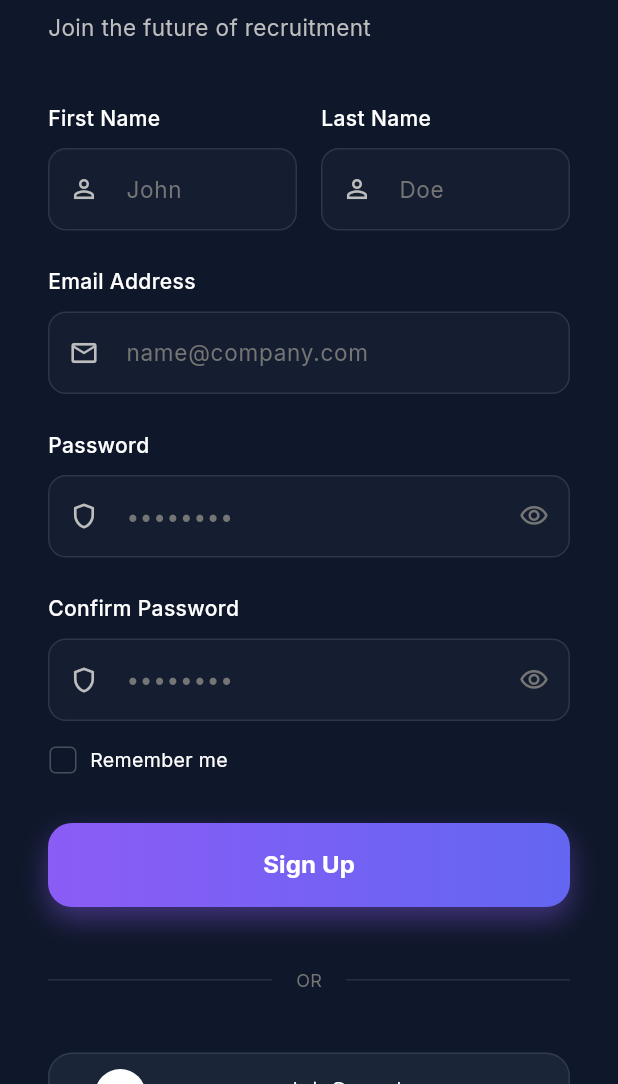
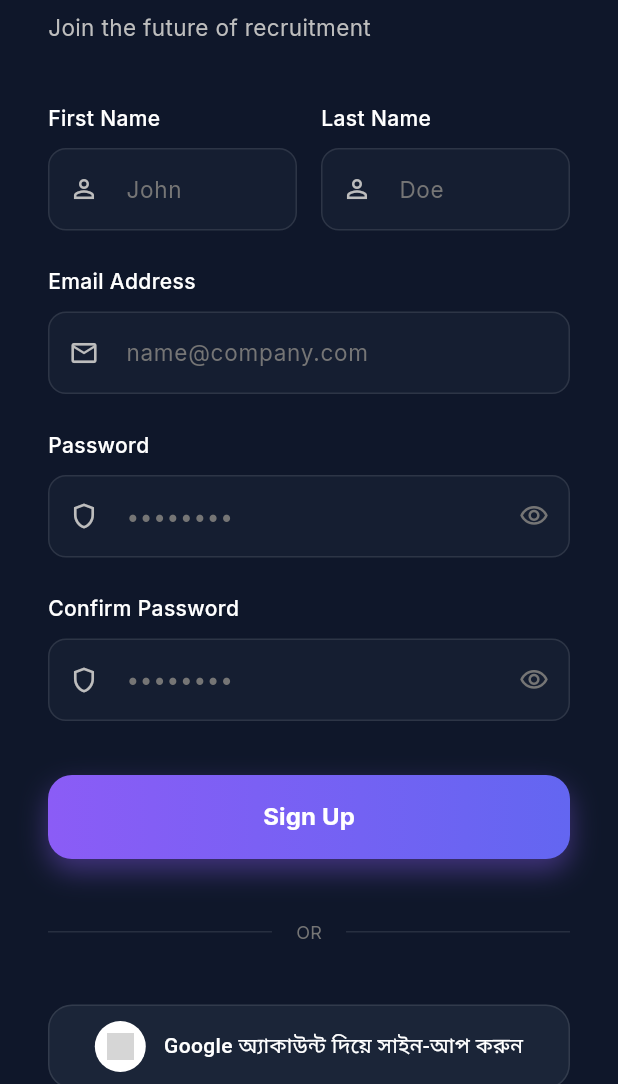
Before and after one commit to Tamimbd2/CvJachaiApp, a Flutter app: the SignupView screen opened by its route, on a phone screen of 412 x 824 dp, the part 152-1236 px from its top. Run offline on Flutter 3.47's test engine with Material 3 defaults, Android fonts, the phone set to English and light mode, and no system bars; our stand-ins replace get, google_fonts; network calls fail; grey boxes are pictures that could not be loaded.

```diff
--- a/lib/app/modules/signup/views/signup_view.dart
+++ b/lib/app/modules/signup/views/signup_view.dart
@@ -82,32 +82,7 @@ class SignupView extends GetView<SignupController> {
               ),
               const SizedBox(height: 16),
 
-              // Remember me
-              Row(
-                children: [
-                  SizedBox(
-                    width: 20,
-                    height: 20,
-                    child: Checkbox(
-                      value: false,
-                      onChanged: (v) {},
-                      side: const BorderSide(color: Colors.white24),
-                      shape: RoundedRectangleBorder(
-                        borderRadius: BorderRadius.circular(4),
-                      ),
-                    ),
-                  ),
-                  const SizedBox(width: 8),
-                  Text(
-                    'Remember me',
-                    style: GoogleFonts.inter(
-                      color: Colors.white,
-                      fontSize: 13,
-                    ),
-                  ),
-                ],
-              ),
-              const SizedBox(height: 32),
+              const SizedBox(height: 20),
 
               // Sign Up Button
               Container(
```
